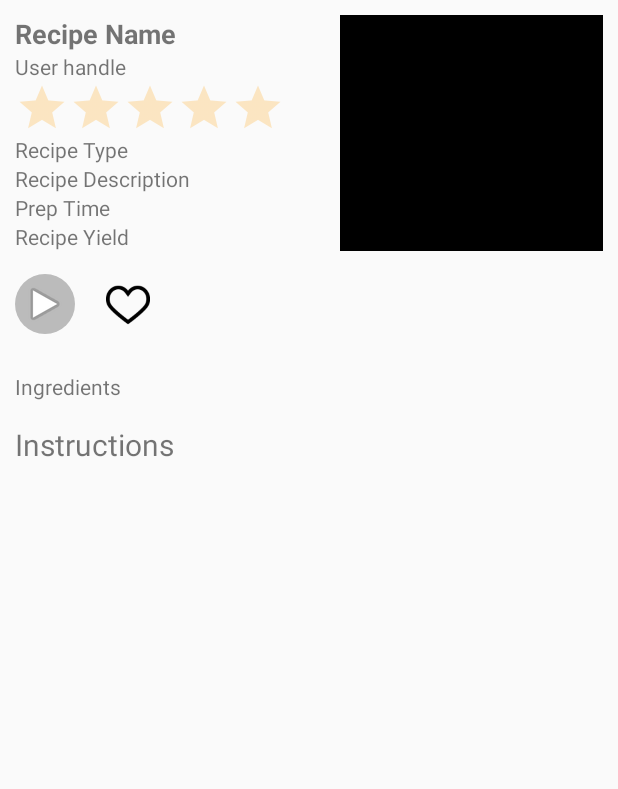
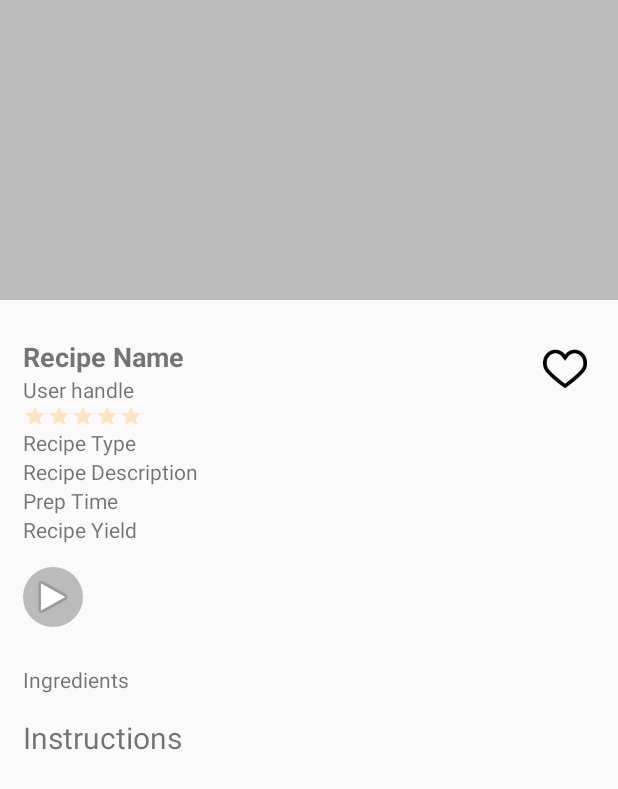
Before and after one commit to MarMigMon/doof, an Android app: the layout fragment_recipe.xml on its own in the app's theme, with its tools: preview values and no code run, on a phone screen of 412 x 824 dp. Shown: the top 789 px of the screen. Run offline under Robolectric (Android 15) with nearby library versions, the light colour scheme and no system bars.

```diff
--- a/app/src/main/res/drawable/image_placeholder.xml
+++ b/app/src/main/res/drawable/image_placeholder.xml
@@ -1,5 +1,5 @@
 <?xml version="1.0" encoding="utf-8"?>
 <shape xmlns:android="http://schemas.android.com/apk/res/android"
     android:shape="rectangle">
-    <solid android:color="@android:color/black" />
+    <solid android:color="#80808080" />
 </shape>
--- a/app/src/main/res/layout/fragment_recipe.xml
+++ b/app/src/main/res/layout/fragment_recipe.xml
@@ -8,31 +8,64 @@
     <ScrollView
         android:layout_width="match_parent"
         android:layout_height="match_parent">
-        <!-- TODO: Update blank fragment layout -->
+
+        <LinearLayout
+            android:layout_width="match_parent"
+            android:layout_height="match_parent"
+            android:orientation="vertical">
+
             <RelativeLayout
+                android:id="@+id/imageLayout"
                 android:layout_width="match_parent"
-            android:layout_height="match_parent">
+                android:layout_height="wrap_content">
 
-            <RatingBar
-                android:id="@+id/ratingBar"
-                style="@style/MyBigRatingBar"
-                android:layout_width="wrap_content"
+                <ImageView
+                    android:id="@+id/ivImage"
+                    android:layout_width="match_parent"
+                    android:layout_height="200dp"
+                    android:layout_alignParentTop="true"
+                    android:background="@drawable/image_placeholder"
+                    android:scaleType="centerCrop"
+                    android:transitionName="image" />
+            </RelativeLayout>
+
+            <RelativeLayout
+                android:id="@+id/dataLayout"
+                android:layout_width="match_parent"
                 android:layout_height="wrap_content"
-                android:layout_below="@+id/tvUsername"
-                android:layout_alignStart="@+id/tvName"
-                android:transformPivotX="0dp"
-                android:transformPivotY="0dp"
-                android:numStars="5" />
+                android:padding="15dp">
 
                 <TextView
                     android:id="@+id/tvName"
                     android:layout_width="143dp"
                     android:layout_height="wrap_content"
-                android:layout_marginLeft="10dp"
                     android:layout_marginTop="10dp"
                     android:text="Recipe Name"
                     android:textSize="18sp"
                     android:textStyle="bold" />
+
+                <ImageButton
+                    android:id="@+id/btFavorite"
+                    android:layout_width="40dp"
+                    android:layout_height="40dp"
+                    android:layout_alignParentEnd="true"
+                    android:layout_alignTop="@id/tvName"
+                    android:background="@android:color/transparent"
+                    android:padding="5dp"
+                    android:scaleType="fitCenter"
+                    app:srcCompat="@drawable/ufi_heart_icon" />
+
+                <RatingBar
+                    android:id="@+id/ratingBar"
+                    style="@style/MyRatingBar"
+                    android:layout_width="wrap_content"
+                    android:layout_height="wrap_content"
+                    android:layout_alignStart="@+id/tvName"
+                    android:layout_below="@+id/tvUsername"
+                    android:numStars="5"
+                    android:transformPivotX="0dp"
+                    android:transformPivotY="0dp" />
+
 
                 <TextView
                     android:id="@+id/tvUsername"
@@ -58,17 +91,6 @@
                     android:layout_below="@+id/tvDescription"
                     android:text="Prep Time" />
 
-            <ImageView
-                android:id="@+id/ivImage"
-                android:layout_width="175dp"
-                android:layout_height="150dp"
-                android:layout_alignBottom="@+id/tvYield"
-                android:layout_alignParentEnd="true"
-                android:layout_alignParentTop="true"
-                android:transitionName="image"
-                android:layout_marginRight="10dp"
-                android:layout_marginTop="10dp"
-                android:src="@drawable/image_placeholder" />
 
                 <TextView
                     android:id="@+id/tvYield"
@@ -82,9 +104,6 @@
                     android:id="@+id/tvIngredients"
                     android:layout_width="wrap_content"
                     android:layout_height="wrap_content"
-                android:layout_alignEnd="@+id/ivImage"
-                android:layout_alignLeft="@+id/tvName"
-                android:layout_alignRight="@+id/ivImage"
                     android:layout_alignStart="@+id/tvName"
                     android:layout_below="@+id/btPlay"
                     android:layout_marginTop="25dp"
@@ -94,15 +113,12 @@
                     android:id="@+id/tvInstructions"
                     android:layout_width="wrap_content"
                     android:layout_height="wrap_content"
-                android:layout_alignEnd="@+id/ivImage"
-                android:layout_alignLeft="@+id/tvName"
-                android:layout_alignRight="@+id/ivImage"
                     android:layout_alignStart="@+id/tvName"
                     android:layout_below="@+id/tvIngredients"
+                    android:layout_marginBottom="15dp"
                     android:layout_marginTop="15dp"
-                android:layout_marginBottom="15dp"
-                android:textSize="20sp"
-                android:text="Instructions"/>
+                    android:text="Instructions"
+                    android:textSize="20sp" />
 
                 <RelativeLayout
                     android:id="@+id/instructionsLayout"
@@ -125,24 +141,13 @@
                     android:id="@+id/btPlay"
                     android:layout_width="40dp"
                     android:layout_height="40dp"
+                    android:layout_alignStart="@+id/tvYield"
                     android:layout_below="@id/tvYield"
-                android:layout_alignStart="@+id/tvYield"
                     android:layout_marginTop="15dp"
                     android:background="@drawable/circle_button"
                     android:src="@android:drawable/ic_media_play" />
 
-            <ImageButton
-                android:id="@+id/btFavorite"
-                android:layout_width="40dp"
-                android:layout_height="40dp"
-                android:layout_alignTop="@+id/btPlay"
-                android:layout_toEndOf="@+id/btPlay"
-                android:background="@android:color/transparent"
-                android:scaleType="fitCenter"
-                android:layout_marginStart="15dp"
-                android:padding="5dp"
-                app:srcCompat="@drawable/ufi_heart_icon" />
-
             </RelativeLayout>
+        </LinearLayout>
     </ScrollView>
 </FrameLayout>
--- a/app/src/main/res/values/colors.xml
+++ b/app/src/main/res/values/colors.xml
@@ -3,7 +3,9 @@
     <color name="colorPrimary">#3f51b5</color>
     <color name="colorPrimaryDark">#002984</color>
     <color name="colorPrimaryLight">#757de8</color>
+    <color name="textOnPrimary">@android:color/white</color>
     <color name="colorAccent">#FF4081</color>
+    <color name="textOnAccent">@android:color/black</color>
     <color name="lavender">#977BB6</color>
     <color name="sunflower">#FFA921</color>
     <color name="vermilion">#FF9B82</color>
```
Also changed, not shown: app/src/main/res/drawable/ic_edit.xml (added, +29 -0 lines), app/src/main/res/drawable/ic_edit_icon.xml (added, +9 -0 lines). Lines whose indentation alone changed are shown as unchanged.
